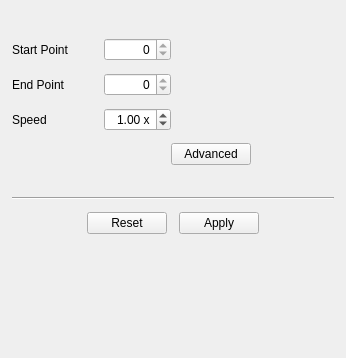
Above: src/shotcut/src/widgets/avformatproducersimplewidget.ui from hansewu/MovieMator before the change; both pictures show x 0 to 346 and y 0 to 358 of the 346 by 533 pixel window. Below: the same form after it.
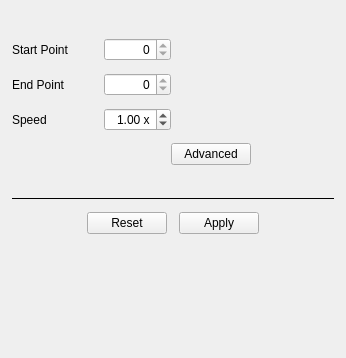
That is the form after the change. Custom widgets are drawn as their Qt base class.

Commit message: 动态调整播放器尺寸，显示视频区域16:9。

```diff
--- a/src/shotcut/src/widgets/avformatproducersimplewidget.ui
+++ b/src/shotcut/src/widgets/avformatproducersimplewidget.ui
@@ -296,6 +296,9 @@
    </item>
    <item>
     <widget class="Line" name="line">
+     <property name="frameShadow">
+      <enum>QFrame::Plain</enum>
+     </property>
      <property name="orientation">
       <enum>Qt::Horizontal</enum>
      </property>
```
The commit also changes 2 other files.
